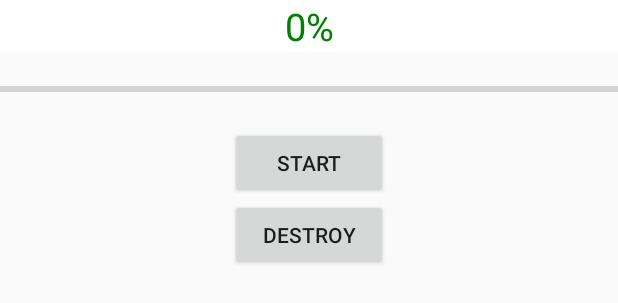
After one commit to at-vinhhuynh/TrainingW4, an Android app: the layout activity_tuesday.xml on its own in the app's theme, with its tools: preview values and no code run, on a phone screen of 412 x 824 dp. The commit adds this screen. Shown: the top 303 px of the screen. Run offline under Robolectric (Android 15) with nearby library versions, the phone set to English and light mode, and no system bars.

Commit message:
init day 2

```diff
--- a/app/src/main/AndroidManifest.xml
+++ b/app/src/main/AndroidManifest.xml
@@ -9,7 +9,7 @@
         android:label="@string/app_name"
         android:supportsRtl="true"
         android:theme="@style/AppTheme">
-        <activity android:name=".mon.MondayActivity">
+        <activity android:name=".tue.TuesdayActivity">
             <intent-filter>
                 <action android:name="android.intent.action.MAIN" />
 
--- a/app/src/main/java/com/example/vinh/trainingw4/mon/MondayActivity.java
+++ b/app/src/main/java/com/example/vinh/trainingw4/mon/MondayActivity.java
@@ -25,7 +25,7 @@ import java.util.List;
  * Copyright © 2016 AsianTech inc.
  * Created by VinhHlb on 6/25/2017.
  */
-class MondayActivity extends AppCompatActivity {
+public class MondayActivity extends AppCompatActivity {
     private static final int[] mTabIcons = {
             R.drawable.ic_like,
             R.drawable.ic_profile,
--- /dev/null
+++ b/app/src/main/res/layout/activity_tuesday.xml
@@ -0,0 +1,38 @@
+<?xml version="1.0" encoding="utf-8"?>
+<LinearLayout xmlns:android="http://schemas.android.com/apk/res/android"
+    android:id="@+id/lnParent"
+    android:layout_width="match_parent"
+    android:layout_height="match_parent"
+    android:orientation="vertical">
+
+    <TextView
+        android:id="@+id/tvProgress"
+        android:layout_width="match_parent"
+        android:layout_height="wrap_content"
+        android:background="#FFFFFF"
+        android:gravity="center"
+        android:text="0%"
+        android:textColor="#008000"
+        android:textSize="25sp" />
+
+    <ProgressBar
+        android:id="@+id/progressBar"
+        style="?android:attr/progressBarStyleHorizontal"
+        android:layout_width="match_parent"
+        android:layout_height="50dp"
+        android:max="100" />
+
+    <Button
+        android:id="@+id/btnStart"
+        android:layout_width="105dp"
+        android:layout_height="wrap_content"
+        android:layout_gravity="center"
+        android:text="Start" />
+
+    <Button
+        android:id="@+id/btnDestroy"
+        android:layout_width="105dp"
+        android:layout_height="wrap_content"
+        android:layout_gravity="center"
+        android:text="Destroy" />
+</LinearLayout>
```
Also changed, not shown: app/src/main/java/com/example/vinh/trainingw4/tue/MyThread.java (added, +30 -0 lines), app/src/main/java/com/example/vinh/trainingw4/tue/TuesdayActivity.java (added, +75 -0 lines).
